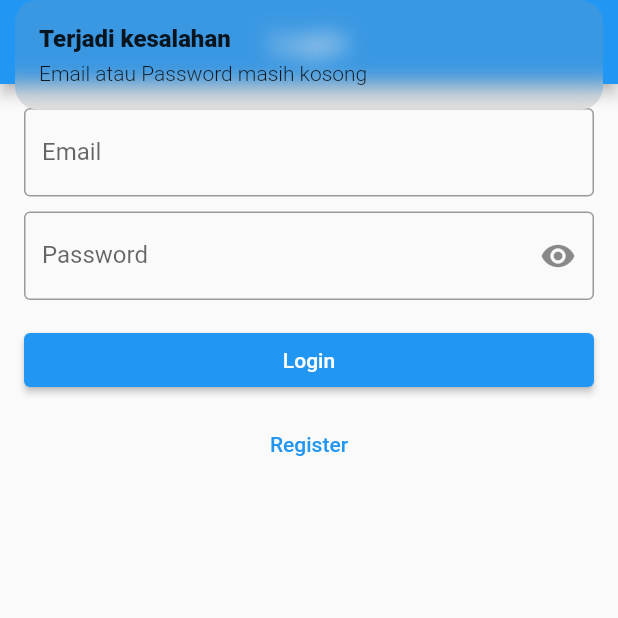
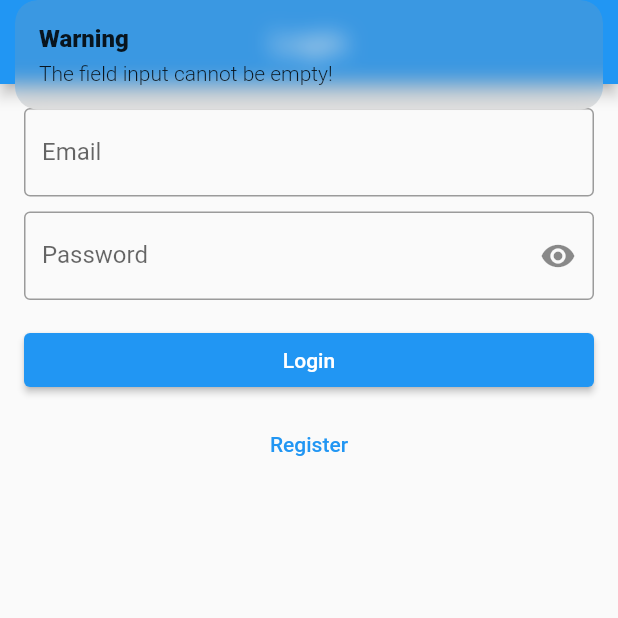
Before and after one commit to triagung128/supanotes, a Flutter app: the screen it shows after launch, after a tap on "Login", on a phone screen of 412 x 824 dp, the top half of it. Run offline on Flutter 3.47's test engine with Material 2 defaults, Android fonts, the phone set to English and light mode, and no system bars; our stand-ins replace get, supabase_flutter; accounts and stored records are empty.

Commit message:
refactor code

```diff
--- a/lib/app/modules/add_note/views/add_note_view.dart
+++ b/lib/app/modules/add_note/views/add_note_view.dart
@@ -1,9 +1,8 @@
 import 'package:flutter/material.dart';
-
 import 'package:get/get.dart';
 
+import '../../home/controllers/home_controller.dart';
 import '../controllers/add_note_controller.dart';
-import '../../home/controllers/home_controller.dart';
 
 class AddNoteView extends GetView<AddNoteController> {
   AddNoteView({Key? key}) : super(key: key);
@@ -53,12 +52,22 @@ class AddNoteView extends GetView<AddNoteController> {
                   : () async {
                       bool response = await controller.addNote();
                       if (response == true) {
+                        Get.snackbar(
+                          'Success',
+                          'Successfully added data',
+                        );
                         await homeC.getAllNotes();
                         Get.back();
+                      } else {
+                        Get.snackbar(
+                          'Warning',
+                          'The field input cannot be empty!',
+                        );
                       }
                     },
-              child:
-                  Text(controller.isLoading.isFalse ? 'Add Note' : 'Loading'),
+              child: Text(
+                controller.isLoading.isFalse ? 'Add Note' : 'Loading',
+              ),
             ),
           ),
         ],
--- a/lib/app/modules/edit_note/controllers/edit_note_controller.dart
+++ b/lib/app/modules/edit_note/controllers/edit_note_controller.dart
@@ -18,7 +18,6 @@ class EditNoteController extends GetxController {
         'description': descriptionC.text,
       }).match({'id': id}).execute();
       isLoading.value = false;
-
       return true;
     } else {
       return false;
--- a/lib/app/modules/edit_note/views/edit_note_view.dart
+++ b/lib/app/modules/edit_note/views/edit_note_view.dart
@@ -1,13 +1,13 @@
 import 'package:flutter/material.dart';
-
 import 'package:get/get.dart';
 
-import '../controllers/edit_note_controller.dart';
 import '../../../data/models/note_model.dart';
 import '../../home/controllers/home_controller.dart';
+import '../controllers/edit_note_controller.dart';
 
 class EditNoteView extends GetView<EditNoteController> {
   EditNoteView({Key? key}) : super(key: key);
+
   final homeC = Get.find<HomeController>();
   final Note _note = Get.arguments;
 
@@ -57,12 +57,22 @@ class EditNoteView extends GetView<EditNoteController> {
                   : () async {
                       bool response = await controller.editNote(_note.id!);
                       if (response == true) {
+                        Get.snackbar(
+                          'Success',
+                          'Successfully updated data',
+                        );
                         await homeC.getAllNotes();
                         Get.back();
+                      } else {
+                        Get.snackbar(
+                          'Warning',
+                          'The field input cannot be empty!',
+                        );
                       }
                     },
-              child:
-                  Text(controller.isLoading.isFalse ? 'Edit Note' : 'Loading'),
+              child: Text(
+                controller.isLoading.isFalse ? 'Edit Note' : 'Loading',
+              ),
             ),
           ),
         ],
--- a/lib/app/modules/home/controllers/home_controller.dart
+++ b/lib/app/modules/home/controllers/home_controller.dart
@@ -19,6 +19,7 @@ class HomeController extends GetxController {
     var notes = await _client.from('notes').select().match({
       'user_id': id,
     }).execute();
+
     List<Note> dataNote = Note.fromJsonList(notes.data as List);
     allNotes(dataNote);
     allNotes.refresh();
--- a/lib/app/modules/home/views/home_view.dart
+++ b/lib/app/modules/home/views/home_view.dart
@@ -1,9 +1,9 @@
 import 'package:flutter/material.dart';
 import 'package:get/get.dart';
 
+import '../../../data/models/note_model.dart';
+import '../../../routes/app_pages.dart';
 import '../controllers/home_controller.dart';
-import '../../../routes/app_pages.dart';
-import '../../../data/models/note_model.dart';
 
 class HomeView extends GetView<HomeController> {
   const HomeView({Key? key}) : super(key: key);
--- a/lib/app/modules/login/controllers/login_controller.dart
+++ b/lib/app/modules/login/controllers/login_controller.dart
@@ -12,7 +12,7 @@ class LoginController extends GetxController {
 
   final SupabaseClient _client = Supabase.instance.client;
 
-  Future<bool?> signIn() async {
+  Future<bool> signIn() async {
     if (emailC.text.isNotEmpty && passwordC.text.isNotEmpty) {
       isLoading.value = true;
       GotrueSessionResponse response = await _client.auth.signIn(
@@ -22,17 +22,14 @@ class LoginController extends GetxController {
       isLoading.value = false;
 
       if (response.error == null) {
-        if (kDebugMode) {
-          print(response.data?.toJson());
-        }
-
+        if (kDebugMode) print(response.data?.toJson());
         return true;
       } else {
-        Get.snackbar('Terjadi kesalahan', response.error!.message);
+        Get.snackbar('Error', response.error!.message);
       }
     } else {
-      Get.snackbar('Terjadi kesalahan', 'Email atau Password masih kosong');
+      Get.snackbar('Warning', 'The field input cannot be empty!');
     }
-    return null;
+    return false;
   }
 }
--- a/lib/app/modules/login/views/login_view.dart
+++ b/lib/app/modules/login/views/login_view.dart
@@ -1,9 +1,9 @@
 import 'package:flutter/material.dart';
 import 'package:get/get.dart';
 
+import '../../../controllers/auth_controller.dart';
 import '../../../routes/app_pages.dart';
 import '../controllers/login_controller.dart';
-import '../../../controllers/auth_controller.dart';
 
 class LoginView extends GetView<LoginController> {
   LoginView({Key? key}) : super(key: key);
@@ -62,12 +62,14 @@ class LoginView extends GetView<LoginController> {
                 ? null
                 : () async {
                     bool? cekLogin = await controller.signIn();
-                    if (cekLogin != null && cekLogin == true) {
+                    if (cekLogin == true) {
                       await _authC.autoLogout();
                       Get.offAllNamed(Routes.home);
                     }
                   },
-            child: Text(controller.isLoading.isFalse ? 'Login' : 'Loading...'),
+            child: Text(
+              controller.isLoading.isFalse ? 'Login' : 'Loading...',
+            ),
           ),
           const SizedBox(
             height: 8.0,
--- a/lib/app/modules/profile/controllers/profile_controller.dart
+++ b/lib/app/modules/profile/controllers/profile_controller.dart
@@ -5,15 +5,15 @@ import 'package:supabase_flutter/supabase_flutter.dart';
 import 'package:intl/intl.dart';
 
 class ProfileController extends GetxController {
-  RxBool isPasswordHidden = true.obs;
-  RxBool isLoading = false.obs;
-  RxString lastLogin = '-'.obs;
-
   final TextEditingController nameC = TextEditingController();
   final TextEditingController emailC = TextEditingController();
   final TextEditingController passwordC = TextEditingController();
 
   final SupabaseClient _client = Supabase.instance.client;
+
+  RxBool isPasswordHidden = true.obs;
+  RxBool isLoading = false.obs;
+  RxString lastLogin = '-'.obs;
 
   Future<void> getProfile() async {
     PostgrestResponse<dynamic> response =
@@ -34,9 +34,7 @@ class ProfileController extends GetxController {
 
     lastLogin.value = dateFormat;
 
-    if (kDebugMode) {
-      print(response.toJson());
-    }
+    if (kDebugMode) print(response.toJson());
   }
 
   Future<void> logout() async {
@@ -45,6 +43,8 @@ class ProfileController extends GetxController {
 
   Future<void> updateProfile() async {
     if (nameC.text.isNotEmpty) {
+      FocusManager.instance.primaryFocus?.unfocus();
+
       isLoading.value = true;
       await _client.from('users').update({
         'name': nameC.text,
@@ -61,22 +61,20 @@ class ProfileController extends GetxController {
               UserAttributes(password: passwordC.text),
             );
           } catch (error) {
-            Get.snackbar('Terjadi Kesalahan', error.toString());
+            Get.snackbar('Error', error.toString());
           }
         } else {
           Get.snackbar(
-            'Tidak dapat ganti password',
-            'Password harus lebih dari 6 karakter',
+            'Cannot change password',
+            'Password must be more than 6 characters!',
           );
         }
       }
-
       isLoading.value = false;
-
-      FocusManager.instance.primaryFocus?.unfocus();
-      Get.snackbar('Sukses', 'Data Profile Berhasil Diupdate!');
-
+      Get.snackbar('Success', 'Profile data updated successfully');
       // Get.back();
+    } else {
+      Get.snackbar('Warning', 'The field input cannot be empty!');
     }
   }
 }
--- a/lib/app/modules/profile/views/profile_view.dart
+++ b/lib/app/modules/profile/views/profile_view.dart
@@ -1,10 +1,9 @@
 import 'package:flutter/material.dart';
-
 import 'package:get/get.dart';
 
-import '../controllers/profile_controller.dart';
 import '../../../controllers/auth_controller.dart';
 import '../../../routes/app_pages.dart';
+import '../controllers/profile_controller.dart';
 
 class ProfileView extends GetView<ProfileController> {
   ProfileView({Key? key}) : super(key: key);
@@ -127,7 +126,8 @@ class ProfileView extends GetView<ProfileController> {
               ),
             ],
           );
-          }),
+        },
+      ),
     );
   }
 }
--- a/lib/app/modules/register/controllers/register_controller.dart
+++ b/lib/app/modules/register/controllers/register_controller.dart
@@ -6,14 +6,14 @@ import 'package:supabase_flutter/supabase_flutter.dart';
 import '../../../routes/app_pages.dart';
 
 class RegisterController extends GetxController {
-  RxBool isPasswordHidden = true.obs;
-  RxBool isLoading = false.obs;
-
   final TextEditingController nameC = TextEditingController();
   final TextEditingController emailC = TextEditingController();
   final TextEditingController passwordC = TextEditingController();
 
   final SupabaseClient _client = Supabase.instance.client;
+
+  RxBool isPasswordHidden = true.obs;
+  RxBool isLoading = false.obs;
 
   void signUp() async {
     if (nameC.text.isNotEmpty &&
@@ -25,9 +25,7 @@ class RegisterController extends GetxController {
       isLoading.value = false;
 
       if (response.error == null) {
-        if (kDebugMode) {
-          print(response.data?.toJson());
-        }
+        if (kDebugMode) print(response.data?.toJson());
 
         // insert data user -> table user
         await _client.from('users').insert({
@@ -37,7 +35,7 @@ class RegisterController extends GetxController {
           'uid': response.user!.id
         }).execute();
 
-        // tanpa email verfication
+        // without email verfication
         Get.offAllNamed(Routes.home);
 
         // jika ada fitur email verification
@@ -57,10 +55,10 @@ class RegisterController extends GetxController {
         //   ],
         // );
       } else {
-        Get.snackbar('Terjadi kesalahan', response.error!.message);
+        Get.snackbar('Error', response.error!.message);
       }
     } else {
-      Get.snackbar('Terjadi kesalahan', 'Email atau Password masih kosong');
+      Get.snackbar('Warning', 'The field input cannot be empty!');
     }
   }
 }
--- a/lib/main.dart
+++ b/lib/main.dart
@@ -1,10 +1,9 @@
 import 'package:flutter/foundation.dart';
 import 'package:flutter/material.dart';
+import 'package:get/get.dart';
 import 'package:supabase_flutter/supabase_flutter.dart';
-import 'package:get/get.dart';
 
 import 'app/routes/app_pages.dart';
-
 import 'app/controllers/auth_controller.dart';
 
 void main() async {
@@ -16,9 +15,7 @@ void main() async {
         'eyJhbGciOiJIUzI1NiIsInR5cCI6IkpXVCJ9.eyJpc3MiOiJzdXBhYmFzZSIsInJlZiI6Im94cXl5Z3huam93bHVkdnhxZG9uIiwicm9sZSI6ImFub24iLCJpYXQiOjE2NjIzNjk1MDksImV4cCI6MTk3Nzk0NTUwOX0.hXK017mpaEI7NxgTqjWfFWBvM3r28m-R0Imd9lKjS8c',
   );
 
-  if (kDebugMode) {
-    print(supabase.client.auth.session());
-  }
+  if (kDebugMode) print(supabase.client.auth.session());
 
   Get.put(AuthController(), permanent: true);
 
```
Also changed, not shown: lib/app/controllers/auth_controller.dart (+3 -9 lines). Lines whose indentation alone changed are shown as unchanged.
